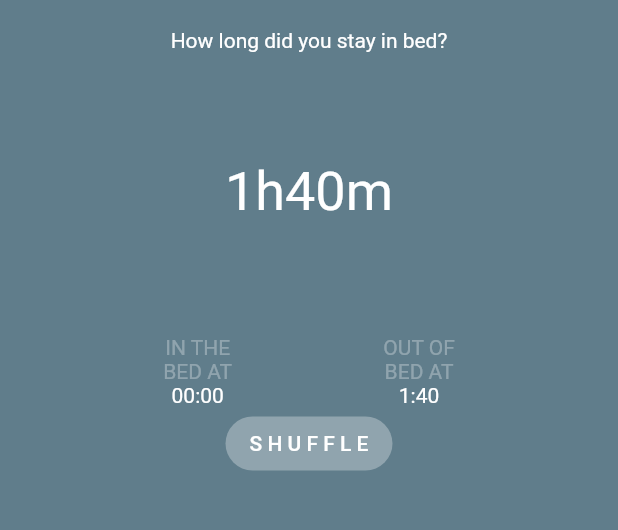
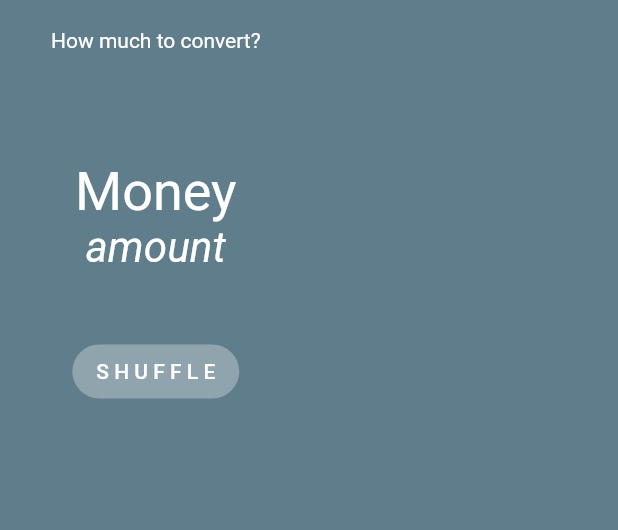
Before and after one commit to jurgenizer/dough, a Flutter app: the screen it shows after launch, after a tap on "S H U F F L E", on a phone screen of 412 x 824 dp, the part 59-589 px from its top. Run offline on Flutter 3.47's test engine with Material 2 defaults, Android fonts, the phone set to English and light mode, and no system bars; drawn by our look-alikes of flutter_neumorphic; our stand-ins replace get_it, shared_preferences, sleek_circular_slider; missing offline and left inert: flutter_circular_slider; network calls fail.

Commit message:
cleaning up uncesary code in circular slider

```diff
--- a/dough/lib/ui/widgets/circular_slider.dart
+++ b/dough/lib/ui/widgets/circular_slider.dart
@@ -1,6 +1,5 @@
 import 'package:flutter/material.dart';
 import 'dart:math';
-import 'package:sleek_circular_slider/sleek_circular_slider.dart';
 import 'package:flutter_circular_slider/flutter_circular_slider.dart';
 import 'package:flutter_neumorphic/flutter_neumorphic.dart';
 import 'package:dough/ui/styles.dart';
@@ -15,12 +14,11 @@ class CircularSlider extends StatefulWidget {
 }
 
 class CircularSliderState extends State<CircularSlider> {
-
   ValueKey<DateTime> forceRebuild;
   final baseColor = Color.fromRGBO(255, 255, 255, 0.3);
 
-  int initTime;
-  int endTime;
+  int initCurrencyValue;
+  int endCurrencyValue;
 
   int inBedTime;
   int outBedTime;
@@ -34,17 +32,16 @@ class CircularSliderState extends State<CircularSlider> {
 
   void _shuffle() {
     setState(() {
-
-
-      initTime = 0; //_generateRandomTime();
-      endTime = _generateRandomTime();
-      inBedTime = initTime;
-      outBedTime = endTime;
+      initCurrencyValue = 0; //_generateRandomTime();
+      endCurrencyValue = _generateRandomTime();
+      inBedTime = initCurrencyValue;
+      outBedTime = endCurrencyValue;
       forceRebuild = ValueKey(DateTime.now());
     });
   }
 
   void _updateLabels(int init, int end, int laps) {
+    widget.function(end);
     setState(() {
       inBedTime = init;
       outBedTime = end;
@@ -54,16 +51,16 @@ class CircularSliderState extends State<CircularSlider> {
 
   @override
   Widget build(BuildContext context) {
-      return Column(
+    return Column(
       mainAxisAlignment: MainAxisAlignment.spaceAround,
       children: [
         Text(
-          'How long did you stay in bed?',
+          'How much to convert?',
           style: TextStyle(color: Colors.white),
         ),
         // SingleCircularSlider(
         //   288,
-        //   endTime,
+        //   endCurrencyValue,
         //   height: 220.0,
         //   width: 220.0,
         //   primarySectors: 6,
@@ -96,8 +93,8 @@ class CircularSliderState extends State<CircularSlider> {
           key: forceRebuild,
           child: DoubleCircularSlider(
             100,
-            initTime,
-            endTime,
+            initCurrencyValue,
+            endCurrencyValue,
             height: 260.0,
             width: 260.0,
             primarySectors: 10,
@@ -115,9 +112,9 @@ class CircularSliderState extends State<CircularSlider> {
                   mainAxisAlignment: MainAxisAlignment.center,
                   children: [
                     SizedBox(height: 30),
-                    Text('${_formatIntervalTime(inBedTime, outBedTime)}',
+                    Text('Money',
                         style: TextStyle(fontSize: 36.0, color: Colors.white)),
-                    Text('${_formatDays(days)}',
+                    Text('amount',
                         style: TextStyle(
                             fontSize: 28.0,
                             color: Colors.white,
@@ -127,10 +124,6 @@ class CircularSliderState extends State<CircularSlider> {
             shouldCountLaps: true,
           ),
         ),
-        Row(mainAxisAlignment: MainAxisAlignment.spaceEvenly, children: [
-          _formatBedTime('IN THE', inBedTime),
-          _formatBedTime('OUT OF', outBedTime),
-        ]),
         FlatButton(
           child: Text('S H U F F L E'),
           color: baseColor,
@@ -144,44 +137,6 @@ class CircularSliderState extends State<CircularSlider> {
     );
   }
 
-  Widget _formatBedTime(String pre, int time) {
-    return Column(
-      children: [
-        Text(pre, style: TextStyle(color: baseColor)),
-        Text('BED AT', style: TextStyle(color: baseColor)),
-        Text(
-          '${_formatTime(time)}',
-          style: TextStyle(color: Colors.white),
-        )
-      ],
-    );
-  }
-
-  String _formatDays(int days) {
-    return days > 0 ? ' (+$days)' : '';
-  }
-
-  String _formatTime(int time) {
-    if (time == 0 || time == null) {
-      return '00:00';
-    }
-    var hours = time ~/ 12;
-    var minutes = (time % 12) * 5;
-    return '$hours:$minutes';
-  }
-
-  String _formatIntervalTime(int init, int end) {
-    var sleepTime = end > init ? end - init : 288 - init + end;
-    var hours = sleepTime ~/ 12;
-    var minutes = (sleepTime % 12) * 5;
-    return '${hours}h${minutes}m';
-  }
-
   int _generateRandomTime() => Random().nextInt(100);
-  void methodInChild() {
-
-
-
-
-  }
+  void methodInChild() {}
 }
```
